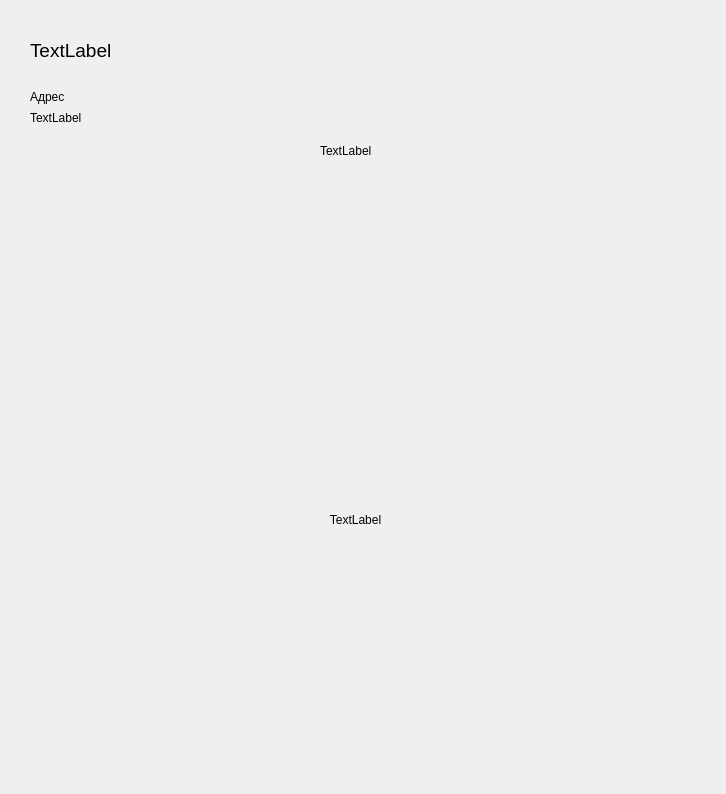
Qt form vidget.ui (TimofeySar/project_1505) before a commit.
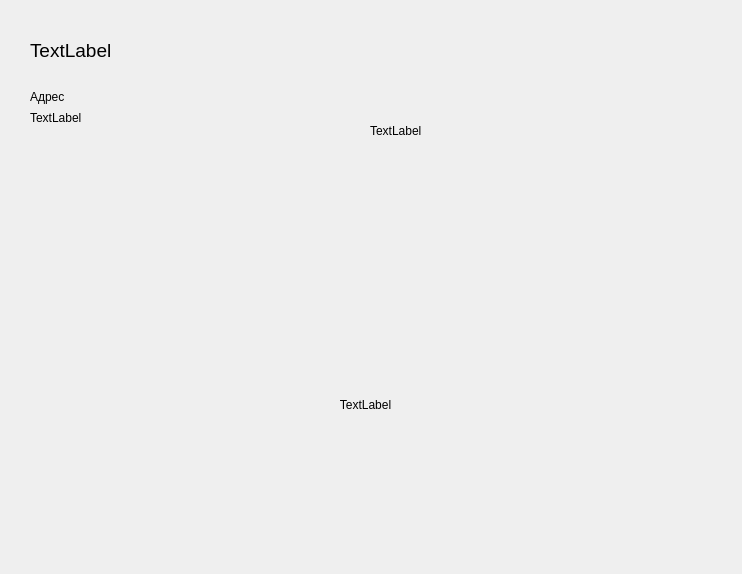
The same form after that commit.

```diff
--- a/vidget.ui
+++ b/vidget.ui
@@ -6,8 +6,8 @@
    <rect>
     <x>0</x>
     <y>0</y>
-    <width>726</width>
-    <height>794</height>
+    <width>742</width>
+    <height>574</height>
    </rect>
   </property>
   <property name="windowTitle">
@@ -60,16 +60,16 @@
   <widget class="QLabel" name="label_4">
    <property name="geometry">
     <rect>
-     <x>20</x>
-     <y>280</y>
-     <width>671</width>
-     <height>481</height>
+     <x>10</x>
+     <y>250</y>
+     <width>711</width>
+     <height>311</height>
     </rect>
    </property>
    <property name="minimumSize">
     <size>
-     <width>343</width>
-     <height>441</height>
+     <width>0</width>
+     <height>0</height>
     </size>
    </property>
    <property name="maximumSize">
@@ -91,8 +91,8 @@
   <widget class="QLabel" name="label_5">
    <property name="geometry">
     <rect>
-     <x>320</x>
-     <y>30</y>
+     <x>370</x>
+     <y>10</y>
      <width>281</width>
      <height>241</height>
     </rect>
```
